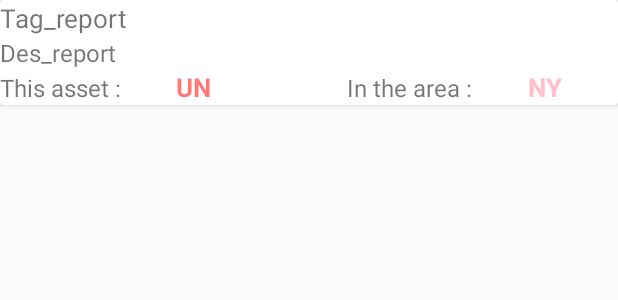
After one commit to MaTaaN0615/AssetCode, an Android app: the layout itemforreport.xml on its own in the app's theme, with its tools: preview values and no code run, on a phone screen of 412 x 824 dp. The commit adds this screen. Shown: the top 300 px of the screen. Run offline under Robolectric (Android 15) with nearby library versions, the phone set to English and light mode, and no system bars.

Commit message:
18Jan2019 UPDATE REPORT

```diff
--- a/app/src/main/java/com/example/angkanak/assetcode/AssetScrutinyActivity.java
+++ b/app/src/main/java/com/example/angkanak/assetcode/AssetScrutinyActivity.java
@@ -8,7 +8,7 @@ import android.widget.Button;
 import android.widget.TextView;
 
 import com.example.angkanak.assetcode.UHF.UHFMainActivity;
-import com.example.angkanak.assetcode.fragment.UHFReadTagFragment;
+import com.example.angkanak.assetcode.model.CheckAsset;
 
 public class AssetScrutinyActivity extends AppCompatActivity {
 
--- a/app/src/main/java/com/example/angkanak/assetcode/LoginActivity.java
+++ b/app/src/main/java/com/example/angkanak/assetcode/LoginActivity.java
@@ -10,6 +10,8 @@ import android.view.View;
 import android.widget.Button;
 import android.widget.EditText;
 import android.widget.Toast;
+
+import com.example.angkanak.assetcode.model.User;
 
 import java.io.File;
 import java.io.FileInputStream;
--- a/app/src/main/java/com/example/angkanak/assetcode/ShowDetailAssetActivity.java
+++ b/app/src/main/java/com/example/angkanak/assetcode/ShowDetailAssetActivity.java
@@ -14,6 +14,9 @@ import android.widget.Toast;
 
 import com.ebanx.swipebtn.OnStateChangeListener;
 import com.ebanx.swipebtn.SwipeButton;
+import com.example.angkanak.assetcode.model.CheckAsset;
+import com.example.angkanak.assetcode.model.PresentLocation;
+import com.example.angkanak.assetcode.model.QrDivices;
 
 public class ShowDetailAssetActivity extends AppCompatActivity {
 
--- a/app/src/main/java/com/example/angkanak/assetcode/Asset.java
+++ b/app/src/main/java/com/example/angkanak/assetcode/model/Asset.java
@@ -1,4 +1,4 @@
-package com.example.angkanak.assetcode;
+package com.example.angkanak.assetcode.model;
 
 public class Asset {
     private int _id;
--- a/app/src/main/java/com/example/angkanak/assetcode/CheckAsset.java
+++ b/app/src/main/java/com/example/angkanak/assetcode/model/CheckAsset.java
@@ -1,4 +1,4 @@
-package com.example.angkanak.assetcode;
+package com.example.angkanak.assetcode.model;
 
 public class CheckAsset {
     private int _id;
--- a/app/src/main/java/com/example/angkanak/assetcode/PresentLocation.java
+++ b/app/src/main/java/com/example/angkanak/assetcode/model/PresentLocation.java
@@ -1,10 +1,8 @@
-package com.example.angkanak.assetcode;
+package com.example.angkanak.assetcode.model;
 
 import android.app.Application;
 
 public class PresentLocation extends Application {
-
-
 
     private String preDepartment;
     private String preCostcenter;
@@ -51,5 +49,4 @@ public class PresentLocation extends Application {
         this.preInspector = preInspector;
     }
 
-
 }
--- a/app/src/main/java/com/example/angkanak/assetcode/QrDivices.java
+++ b/app/src/main/java/com/example/angkanak/assetcode/model/QrDivices.java
@@ -1,4 +1,4 @@
-package com.example.angkanak.assetcode;
+package com.example.angkanak.assetcode.model;
 
 public class QrDivices {
     private int index;
--- a/app/src/main/java/com/example/angkanak/assetcode/User.java
+++ b/app/src/main/java/com/example/angkanak/assetcode/model/User.java
@@ -1,4 +1,4 @@
-package com.example.angkanak.assetcode;
+package com.example.angkanak.assetcode.model;
 
 public class User {
 
--- a/app/src/main/res/layout/item.xml
+++ b/app/src/main/res/layout/item.xml
@@ -67,5 +67,4 @@
 
     </RelativeLayout>
 
-
 </android.support.v7.widget.CardView>
--- /dev/null
+++ b/app/src/main/res/layout/itemforreport.xml
@@ -0,0 +1,82 @@
+<?xml version="1.0" encoding="utf-8"?>
+<android.support.v7.widget.CardView
+    xmlns:android="http://schemas.android.com/apk/res/android"
+    xmlns:app="http://schemas.android.com/apk/res-auto"
+    xmlns:tools="http://schemas.android.com/tools"
+    android:layout_width="match_parent"
+    android:layout_height="wrap_content">
+
+    <LinearLayout
+        android:layout_width="match_parent"
+        android:layout_height="wrap_content"
+        android:orientation="vertical"
+        tools:ignore="MissingConstraints"
+        tools:layout_editor_absoluteX="0dp"
+        tools:layout_editor_absoluteY="-3dp">
+
+        <TextView
+            android:id="@+id/txtTagnumber_itemReport"
+            android:layout_width="match_parent"
+            android:layout_height="wrap_content"
+            android:text="Tag_report"
+            android:textSize="17dp" />
+
+        <TextView
+            android:id="@+id/txtDescription_itemReport"
+            android:layout_width="match_parent"
+            android:layout_height="wrap_content"
+            android:text="Des_report"
+            android:textSize="16dp" />
+
+        <LinearLayout
+            android:layout_width="match_parent"
+            android:layout_height="match_parent"
+            android:orientation="horizontal">
+
+            <TextView
+                android:id="@+id/NameThisasset"
+                android:layout_width="wrap_content"
+                android:layout_height="wrap_content"
+                android:layout_weight="1"
+                android:text="This asset :"
+                android:textSize="16dp" />
+
+            <TextView
+                android:id="@+id/txtAsset_itemreport"
+                android:layout_width="wrap_content"
+                android:layout_height="wrap_content"
+                android:layout_weight="1"
+                android:text="UN"
+                android:textColor="@color/red4"
+                android:textSize="17dp"
+                android:textStyle="bold" />
+
+            <TextView
+                android:id="@+id/textView9"
+                android:layout_width="wrap_content"
+                android:layout_height="wrap_content"
+                android:layout_weight="1"
+                android:text="     " />
+
+            <TextView
+                android:id="@+id/textView19"
+                android:layout_width="wrap_content"
+                android:layout_height="wrap_content"
+                android:layout_weight="1"
+                android:text="In the area :"
+                android:textSize="16dp" />
+
+            <TextView
+                android:id="@+id/txtInarea_itemreport"
+                android:layout_width="wrap_content"
+                android:layout_height="wrap_content"
+                android:layout_weight="1"
+                android:text="NY"
+                android:textColor="@color/pink"
+                android:textSize="17dp"
+                android:textStyle="bold" />
+        </LinearLayout>
+
+    </LinearLayout>
+
+</android.support.v7.widget.CardView>
```
Also changed, not shown: app/src/main/AndroidManifest.xml (+6 -2 lines), app/src/main/java/com/example/angkanak/assetcode/Check2DBarcodeActivity.java (+5 -2 lines), app/src/main/java/com/example/angkanak/assetcode/DatabaseHelper.java (+55 -5 lines), app/src/main/java/com/example/angkanak/assetcode/ImportExportActivity.java (+2 -17 lines), app/src/main/java/com/example/angkanak/assetcode/MainActivity.java (+13 -1 lines), app/src/main/java/com/example/angkanak/assetcode/Report_MainActivity.java (added, +26 -0 lines), app/src/main/java/com/example/angkanak/assetcode/SearchActivity.java (+1 -13 lines), app/src/main/java/com/example/angkanak/assetcode/adapter/AssetAdapter.java (renamed from app/src/main/java/com/example/angkanak/assetcode/AssetAdapter.java, +6 -7 lines), app/src/main/java/com/example/angkanak/assetcode/model/ReportDivice.java (added, +47 -0 lines), app/src/main/res/layout/activity_report__main.xml (added, +26 -0 lines).
